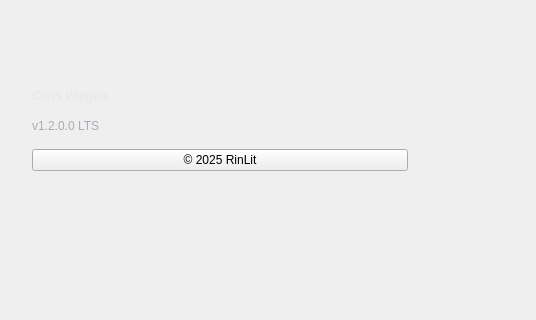
First picture: the form in view/splash.ui, repository Class-Widgets/Class-Widgets, before the edit; both pictures show x 0 to 536 and y 99 to 419 of the 1000 by 600 pixel window.
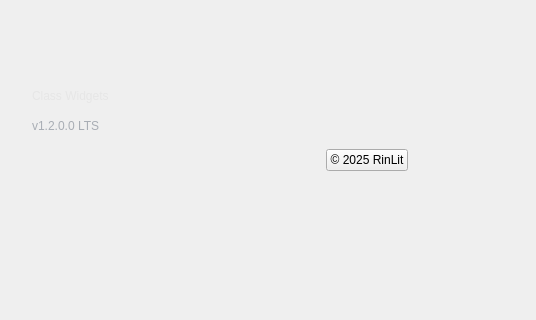
Second picture: the form after the edit. Icons and pictures are not drawn. Custom widgets are drawn as their Qt base class.

Commit message: chore: 改一下样式表

What changed in the file:
```diff
--- a/view/splash.ui
+++ b/view/splash.ui
@@ -35,20 +35,6 @@
     background: var(--backgroundColorGradient);
     border: none;
 }
-
-#appInitials {
-    color: var(--primaryTextColor);
-}
-#appName, #versionLabel, #statusLabel, #tipLabel {
-    color: var(--primaryTextColor);
-}
-#versionLabel, #statusLabel, #tipLabel {
-    color: var(--secondaryTextColor);
-}
-#sectionTitle {
-    color: var(--primaryTextColor);
-    font-weight: 600;
-}
 #card {
     background: var(--cardBackgroundColor);
     border: 1px solid var(--cardBorderColor);
@@ -202,13 +188,27 @@
        </widget>
       </item>
       <item>
+       <layout class="QHBoxLayout" name="horizontalLayout_3">
+        <item>
+         <spacer name="horizontalSpacer">
+          <property name="orientation">
+           <enum>Qt::Horizontal</enum>
+          </property>
+          <property name="sizeHint" stdset="0">
+           <size>
+            <width>40</width>
+            <height>20</height>
+           </size>
+          </property>
+         </spacer>
+        </item>
+        <item>
        <widget class="HyperlinkLabel" name="copyright">
         <property name="styleSheet">
          <string notr="true">HyperlinkLabel {
     color: #e6e6e6;
     border: none;
     background-color: transparent;
-    text-align: right;
     padding: 0;
     margin: 0;
 }
@@ -220,7 +220,12 @@
         <property name="underlineVisible">
          <bool>false</bool>
         </property>
-       </widget>
+          <property name="underline" stdset="0">
+           <bool>false</bool>
+          </property>
+         </widget>
+        </item>
+       </layout>
       </item>
       <item>
        <spacer name="leftVSpacer">
```
Lines whose indentation alone changed are shown as unchanged. The commit also changes 1 other file.
